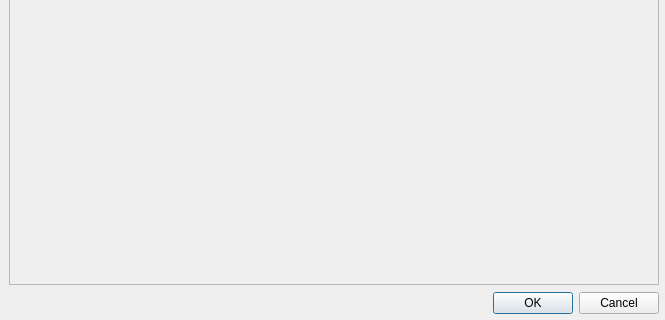
First picture: the form in UI/connection.ui, repository awaleilmo/receiver_nmea, before the edit; both pictures show x 0 to 665 and y 160 to 480 of the 665 by 480 pixel window.
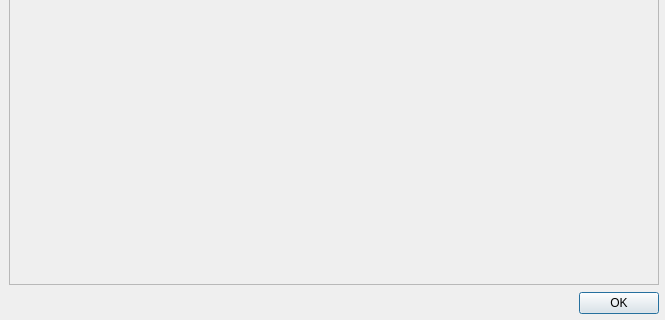
Second picture: the form after the edit.

```diff
--- a/UI/connection.ui
+++ b/UI/connection.ui
@@ -41,7 +41,7 @@
     <enum>Qt::Orientation::Horizontal</enum>
    </property>
    <property name="standardButtons">
-    <set>QDialogButtonBox::StandardButton::Cancel|QDialogButtonBox::StandardButton::Ok</set>
+    <set>QDialogButtonBox::StandardButton::Ok</set>
    </property>
    <property name="centerButtons">
     <bool>false</bool>
```
